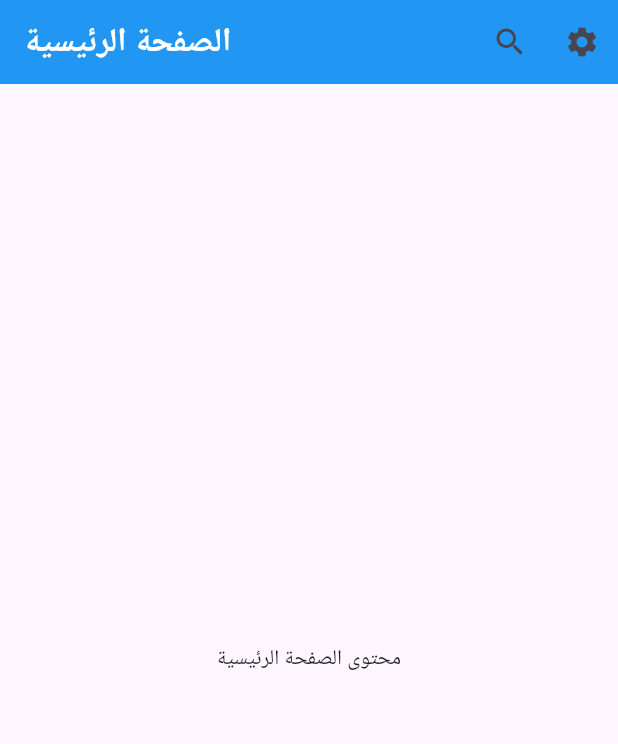
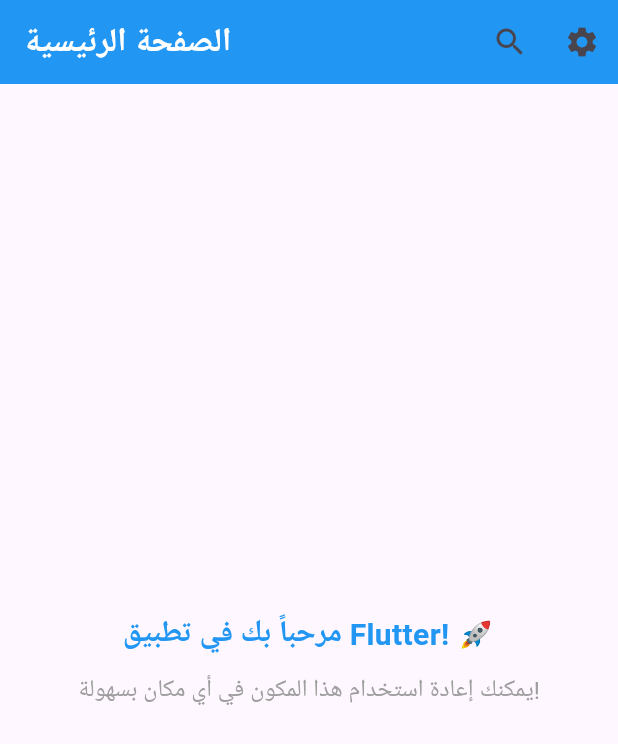
Before and after one commit to aray55/reusablecomponent, a Flutter app: the screen it shows after launch, on a phone screen of 412 x 824 dp. Shown: the top 744 px of the screen. Run offline on Flutter 3.47's test engine with Material 3 defaults, Android fonts, the phone set to English and light mode, and no system bars.

Commit message:
Add Custom Text as a reusable Component and Example usage to the Projects

```diff
--- /dev/null
+++ b/lib/reusable_component/custom_text.dart
@@ -0,0 +1,28 @@
+import 'package:flutter/material.dart';
+
+class CustomText extends StatelessWidget {
+  final String text;
+  final double fontSize;
+  final Color color;
+  final FontWeight fontWeight;
+  final TextAlign textAlign;
+
+  const CustomText({
+    super.key,
+    required this.text,
+    this.fontSize = 16.0,
+    this.color = Colors.black,
+    this.fontWeight = FontWeight.normal,
+    this.textAlign = TextAlign.start,
+  });
+
+  @override
+  Widget build(BuildContext context) {
+    return Text(
+
+      text,
+      style: TextStyle(fontSize: fontSize, color: color, fontWeight: fontWeight),
+      textAlign: textAlign,
+    );
+  }
+}
--- a/lib/usage_example/home_page.dart
+++ b/lib/usage_example/home_page.dart
@@ -1,4 +1,5 @@
 import 'package:flutter/material.dart';
+import 'package:reusable_component/reusable_component/custom_text.dart';
 
 import '../reusable_component/custom_appbar.dart';
 
@@ -23,8 +24,25 @@
           ),
         ],
       ),
-      body: const Center(
-        child: Text('محتوى الصفحة الرئيسية'),
+      body: Center(
+        child: Column(
+          mainAxisAlignment: MainAxisAlignment.center,
+          children: [
+            CustomText(
+              text: "مرحباً بك في تطبيق Flutter! 🚀",
+              fontSize: 20,
+              fontWeight: FontWeight.bold,
+              color: Colors.blue,
+              textAlign: TextAlign.center,
+            ),
+            SizedBox(height: 10),
+            CustomText(
+              text: "يمكنك إعادة استخدام هذا المكون في أي مكان بسهولة!",
+              fontSize: 16,
+              color: Colors.grey,
+            ),
+          ],
+        ),
       ),
     );
   }
```
Also changed, not shown: lib/reusable_component/custom_appbar.dart (line endings or trailing spaces).
